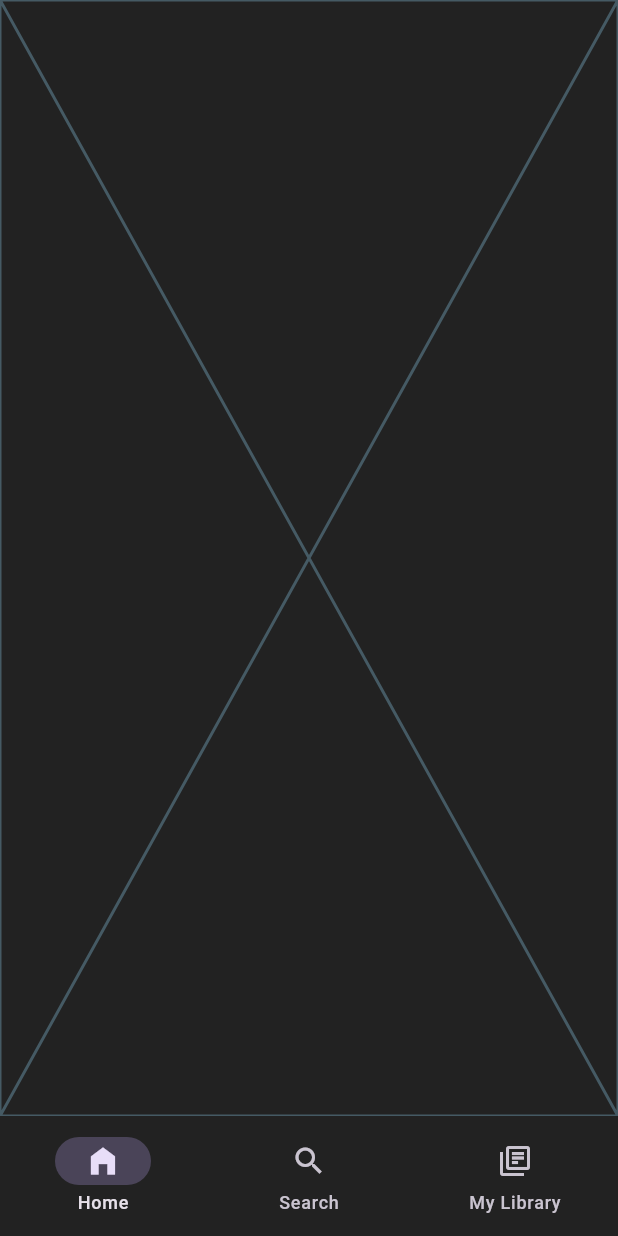
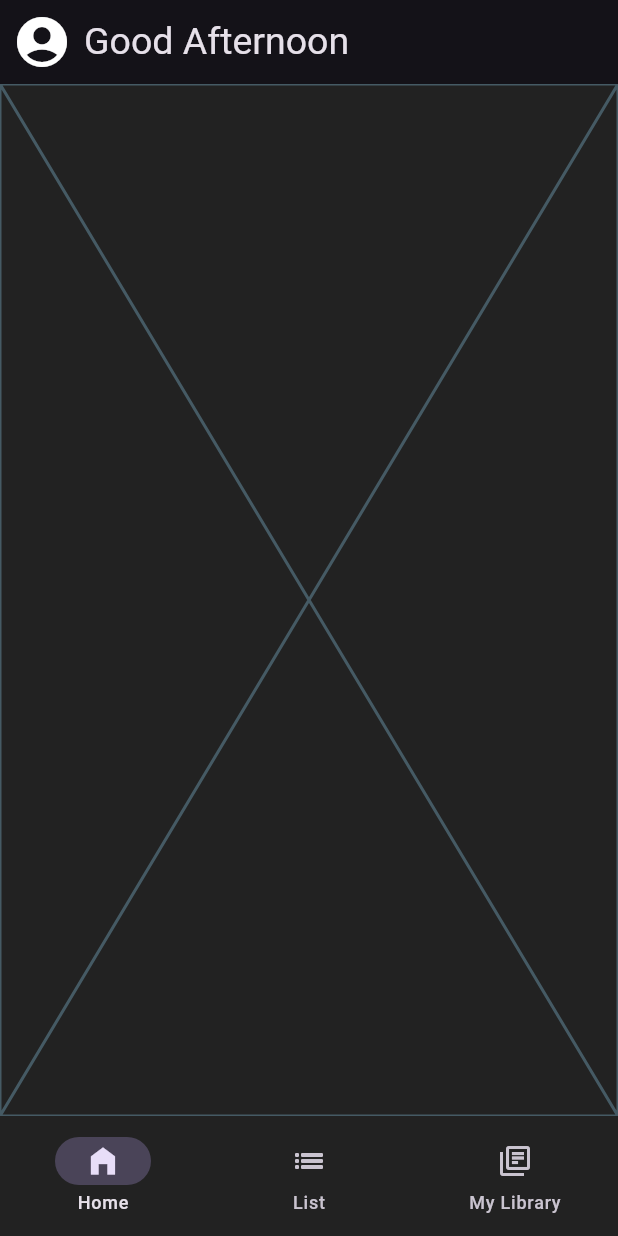
Before and after one commit to DutchVandaline/SOGAK, a Flutter app: the screen it shows after launch, on a phone screen of 412 x 824 dp. Run offline on Flutter 3.47's test engine with Material 3 defaults, Android fonts, the light colour scheme and no system bars.

Commit message:
ui update

```diff
--- a/lib/Screens/HomeScreen.dart
+++ b/lib/Screens/HomeScreen.dart
@@ -1,10 +1,31 @@
 import 'package:flutter/material.dart';
+import 'package:sogak/Theme/MainTheme.dart';
 
 class HomeScreen extends StatelessWidget {
+  const HomeScreen({Key? key}) : super(key: key);
+
   @override
   Widget build(BuildContext context) {
-    return const Scaffold(
-      body: Placeholder(),
+    return Scaffold(
+      appBar: AppBar(
+        leading: Padding(
+          padding: const EdgeInsets.all(8.0),
+          child: Icon(
+            Icons.account_circle,
+            color: Theme.of(context).primaryColorLight,
+            size: 40.0,
+          ),
+        ),
+        title: const Text(
+          "Good Afternoon",
+          style: TextStyle(fontSize: 25.0),
+        ),
+        centerTitle: false,
+        leadingWidth: 40.0,
+        elevation: 0.0,
+        shadowColor: Colors.transparent,
+      ),
+      body: const Placeholder(),
     );
   }
 }
--- a/lib/Screens/MainScreen.dart
+++ b/lib/Screens/MainScreen.dart
@@ -1,6 +1,7 @@
 import 'package:sogak/Theme/MainTheme.dart';
 import 'package:flutter/material.dart';
 import 'package:sogak/Screens/HomeScreen.dart';
+import 'package:sogak/Screens/ListScreen.dart';
 
 class MainScreen extends StatefulWidget {
   const MainScreen({Key? key}) : super(key: key);
@@ -19,8 +20,8 @@ class _MainScreenState extends State<MainScreen> {
       home: Scaffold(
         backgroundColor: Theme.of(context).scaffoldBackgroundColor,
         body: [
-          HomeScreen(),
-          HomeScreen(),
+          const HomeScreen(),
+          const ListScreen(),
           HomeScreen(),
           //LoginScreen(),
           //SearchScreen(),
@@ -31,7 +32,7 @@ class _MainScreenState extends State<MainScreen> {
             NavigationDestination(
                 icon: Icon(Icons.home_filled), label: "Home"),
             NavigationDestination(
-                icon: Icon(Icons.search), label: "Search"),
+                icon: Icon(Icons.list_outlined), label: "List"),
             NavigationDestination(
                 icon: Icon(Icons.library_books_outlined),
                 label: "My Library"),
--- a/lib/Theme/MainTheme.dart
+++ b/lib/Theme/MainTheme.dart
@@ -9,8 +9,6 @@ class MainTheme {
       headline3: TextStyle(color: Colors.black, fontSize: 20.0),
       bodyText1: TextStyle(color: Colors.white, fontSize: 17.0),
       bodyText2: TextStyle(color: Colors.black, fontSize: 17.0),
-      subtitle1: TextStyle(color: Colors.white, fontSize: 95.0),
-      subtitle2: TextStyle(color: Colors.white, fontSize: 14.0),
 
     ),
     scaffoldBackgroundColor: const Color(0xFF222222),
@@ -19,6 +17,7 @@ class MainTheme {
     primaryColorLight: Colors.white,
     shadowColor: Colors.black,
     cardColor: const Color(0xFF222222),
+    canvasColor: const Color(0xFF303030),
     accentColor: Colors.white,
   );
 }
--- a/lib/main.dart
+++ b/lib/main.dart
@@ -3,16 +3,18 @@ import 'package:sogak/Screens/MainScreen.dart';
 import 'package:sogak/Theme/MainTheme.dart';
 
 void main() {
-  runApp(MyApp());
+  runApp(const MyApp());
 }
 
 class MyApp extends StatelessWidget {
+  const MyApp({Key? key}) : super(key: key);
+
   @override
   Widget build(BuildContext context) {
     return MaterialApp(
       debugShowCheckedModeBanner: false,
       theme: MainTheme().theme,
-      home: MainScreen(),
+      home: const MainScreen(),
     );
   }
 }
```
Also changed, not shown: lib/Screens/ListScreen.dart (added, +77 -0 lines).
